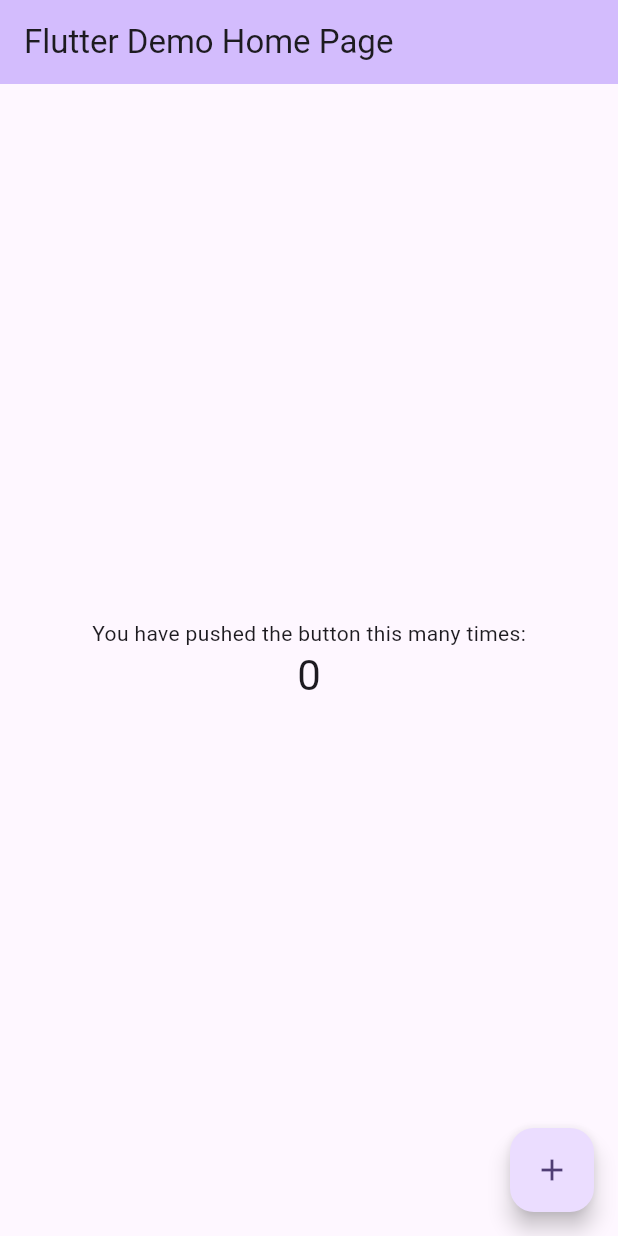
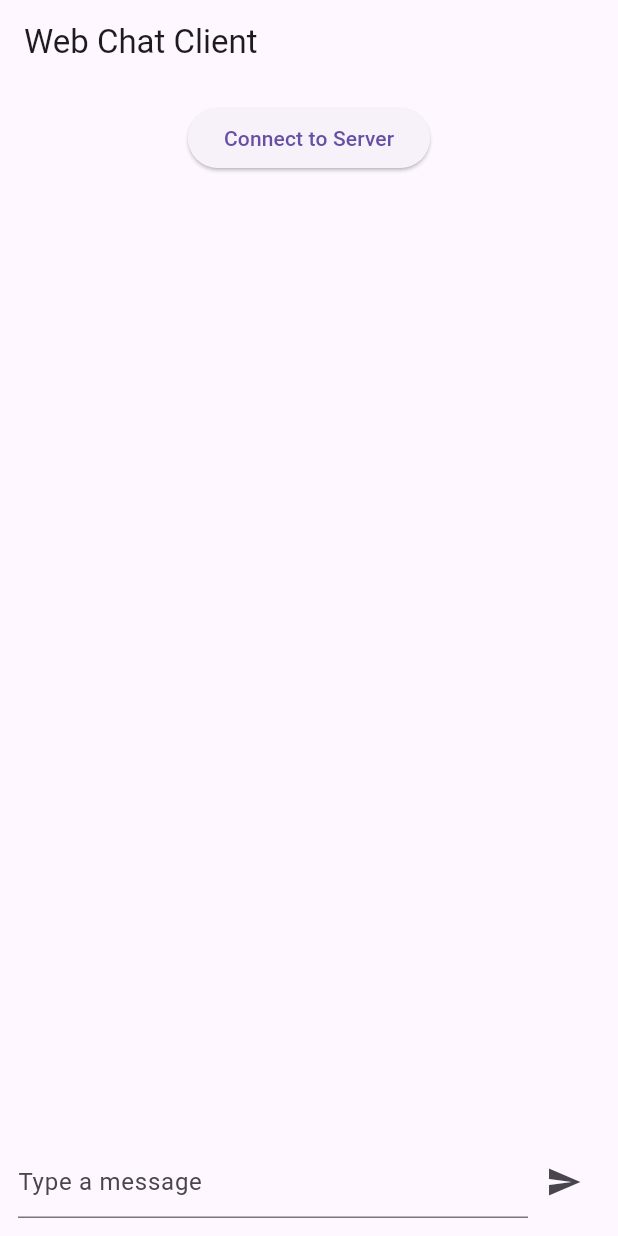
Before and after one commit to sadiqawan/flutter_websocket, a Flutter app: the screen it shows after launch, on a phone screen of 412 x 824 dp. Run offline on Flutter 3.47's test engine with Material 3 defaults, Android fonts, the phone set to English and light mode, and no system bars; missing offline and left inert: dart:html.

Commit message:
server connected

```diff
--- a/lib/main.dart
+++ b/lib/main.dart
@@ -1,4 +1,6 @@
+import 'dart:html';
 import 'package:flutter/material.dart';
+
 
 void main() {
   runApp(const MyApp());
@@ -7,116 +9,109 @@ void main() {
 class MyApp extends StatelessWidget {
   const MyApp({super.key});
 
-  // This widget is the root of your application.
   @override
   Widget build(BuildContext context) {
     return MaterialApp(
-      title: 'Flutter Demo',
+      title: 'Chat App',
       theme: ThemeData(
-        // This is the theme of your application.
-        //
-        // TRY THIS: Try running your application with "flutter run". You'll see
-        // the application has a purple toolbar. Then, without quitting the app,
-        // try changing the seedColor in the colorScheme below to Colors.green
-        // and then invoke "hot reload" (save your changes or press the "hot
-        // reload" button in a Flutter-supported IDE, or press "r" if you used
-        // the command line to start the app).
-        //
-        // Notice that the counter didn't reset back to zero; the application
-        // state is not lost during the reload. To reset the state, use hot
-        // restart instead.
-        //
-        // This works for code too, not just values: Most code changes can be
-        // tested with just a hot reload.
-        colorScheme: ColorScheme.fromSeed(seedColor: Colors.deepPurple),
+        primarySwatch: Colors.blue,
       ),
-      home: const MyHomePage(title: 'Flutter Demo Home Page'),
+      home: const ChatClient(),
     );
   }
 }
-
-class MyHomePage extends StatefulWidget {
-  const MyHomePage({super.key, required this.title});
-
-  // This widget is the home page of your application. It is stateful, meaning
-  // that it has a State object (defined below) that contains fields that affect
-  // how it looks.
-
-  // This class is the configuration for the state. It holds the values (in this
-  // case the title) provided by the parent (in this case the App widget) and
-  // used by the build method of the State. Fields in a Widget subclass are
-  // always marked "final".
-
-  final String title;
+class ChatClient extends StatefulWidget {
+  const ChatClient({super.key});
 
   @override
-  State<MyHomePage> createState() => _MyHomePageState();
+  State<ChatClient> createState() => _ChatClientState();
 }
 
-class _MyHomePageState extends State<MyHomePage> {
-  int _counter = 0;
+class _ChatClientState extends State<ChatClient> {
+  late WebSocket? _socket;
+  final TextEditingController _messageController = TextEditingController();
+  final List<String> _messages = [];
+  bool _connected = false;
 
-  void _incrementCounter() {
-    setState(() {
-      // This call to setState tells the Flutter framework that something has
-      // changed in this State, which causes it to rerun the build method below
-      // so that the display can reflect the updated values. If we changed
-      // _counter without calling setState(), then the build method would not be
-      // called again, and so nothing would appear to happen.
-      _counter++;
+  void connect() {
+    _socket = WebSocket('ws://localhost:8080');
+
+    _socket!.onOpen.listen((event) {
+      setState(() {
+        _connected = true;
+      });
     });
+
+    _socket!.onMessage.listen((event) {
+      setState(() {
+        _messages.add(event.data.toString());
+      });
+    });
+
+    _socket!.onClose.listen((event) {
+      setState(() {
+        _connected = false;
+      });
+    });
+
+    _socket!.onError.listen((event) {
+      print('Connection error');
+    });
+  }
+
+  void sendMessage() {
+    if (_socket != null && _connected && _messageController.text.isNotEmpty) {
+      _socket!.send(_messageController.text);
+      setState(() {
+        _messages.add("Me: ${_messageController.text}");
+        _messageController.clear();
+      });
+    }
+  }
+
+  @override
+  void dispose() {
+    _socket?.close();
+    super.dispose();
   }
 
   @override
   Widget build(BuildContext context) {
-    // This method is rerun every time setState is called, for instance as done
-    // by the _incrementCounter method above.
-    //
-    // The Flutter framework has been optimized to make rerunning build methods
-    // fast, so that you can just rebuild anything that needs updating rather
-    // than having to individually change instances of widgets.
     return Scaffold(
-      appBar: AppBar(
-        // TRY THIS: Try changing the color here to a specific color (to
-        // Colors.amber, perhaps?) and trigger a hot reload to see the AppBar
-        // change color while the other colors stay the same.
-        backgroundColor: Theme.of(context).colorScheme.inversePrimary,
-        // Here we take the value from the MyHomePage object that was created by
-        // the App.build method, and use it to set our appbar title.
-        title: Text(widget.title),
-      ),
-      body: Center(
-        // Center is a layout widget. It takes a single child and positions it
-        // in the middle of the parent.
+      appBar: AppBar(title: const Text("Web Chat Client")),
+      body: Padding(
+        padding: const EdgeInsets.all(12.0),
         child: Column(
-          // Column is also a layout widget. It takes a list of children and
-          // arranges them vertically. By default, it sizes itself to fit its
-          // children horizontally, and tries to be as tall as its parent.
-          //
-          // Column has various properties to control how it sizes itself and
-          // how it positions its children. Here we use mainAxisAlignment to
-          // center the children vertically; the main axis here is the vertical
-          // axis because Columns are vertical (the cross axis would be
-          // horizontal).
-          //
-          // TRY THIS: Invoke "debug painting" (choose the "Toggle Debug Paint"
-          // action in the IDE, or press "p" in the console), to see the
-          // wireframe for each widget.
-          mainAxisAlignment: MainAxisAlignment.center,
-          children: <Widget>[
-            const Text('You have pushed the button this many times:'),
-            Text(
-              '$_counter',
-              style: Theme.of(context).textTheme.headlineMedium,
+          children: [
+            !_connected
+                ? ElevatedButton(
+                onPressed: connect, child: const Text("Connect to Server"))
+                : const Text("Connected", style: TextStyle(color: Colors.green)),
+            const SizedBox(height: 12),
+            Expanded(
+              child: ListView.builder(
+                itemCount: _messages.length,
+                itemBuilder: (_, i) => ListTile(title: Text(_messages[i])),
+              ),
             ),
+            Row(
+              children: [
+                Expanded(
+                  child: TextField(
+                    controller: _messageController,
+                    decoration: const InputDecoration(hintText: "Type a message"),
+                    onSubmitted: (_) => sendMessage(),
+                  ),
+                ),
+                IconButton(
+                  icon: const Icon(Icons.send),
+                  onPressed: sendMessage,
+                )
+              ],
+            )
           ],
         ),
       ),
-      floatingActionButton: FloatingActionButton(
-        onPressed: _incrementCounter,
-        tooltip: 'Increment',
-        child: const Icon(Icons.add),
-      ), // This trailing comma makes auto-formatting nicer for build methods.
     );
   }
 }
--- a/pubspec.yaml
+++ b/pubspec.yaml
@@ -34,6 +34,7 @@ dependencies:
   # The following adds the Cupertino Icons font to your application.
   # Use with the CupertinoIcons class for iOS style icons.
   cupertino_icons: ^1.0.8
+
 
 dev_dependencies:
   flutter_test:
```
Also changed, not shown: lib/screens/chat_screen.dart (added), 2 other files.
